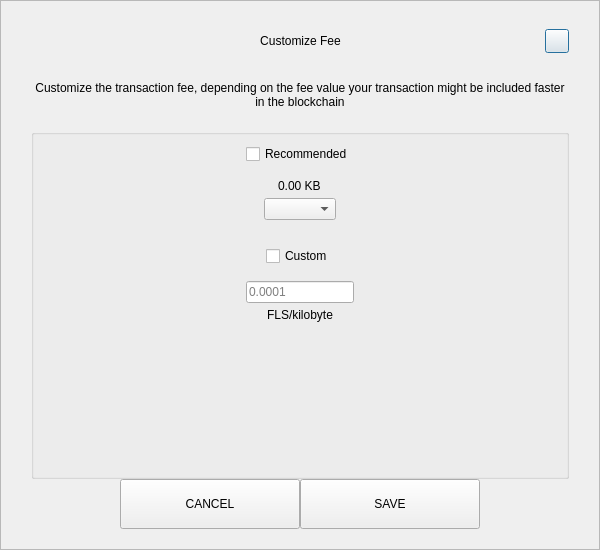
The window that src/qt/fls/forms/sendcustomfeedialog.ui (Liquid369/blank) describes before a commit, drawn with Qt 5.
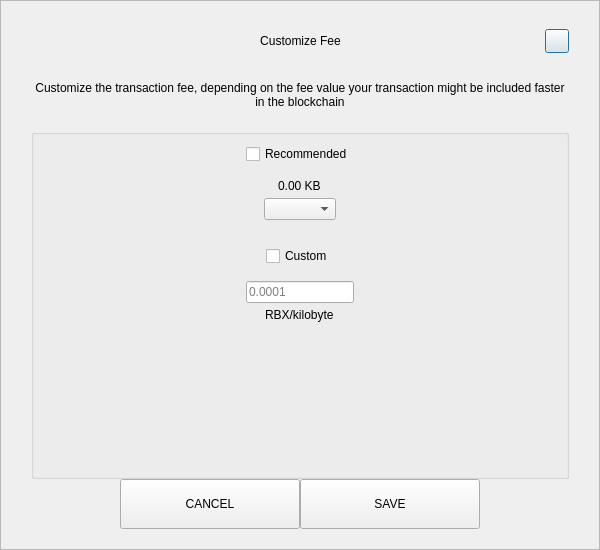
The same window after the commit.

The edit to the form file:
```diff
--- a/src/qt/fls/forms/sendcustomfeedialog.ui
+++ b/src/qt/fls/forms/sendcustomfeedialog.ui
@@ -287,7 +287,7 @@
            <item alignment="Qt::AlignHCenter">
             <widget class="QLabel" name="labelCustomFee">
              <property name="text">
-              <string>FLS/kilobyte</string>
+              <string>RBX/kilobyte</string>
              </property>
             </widget>
            </item>
```
